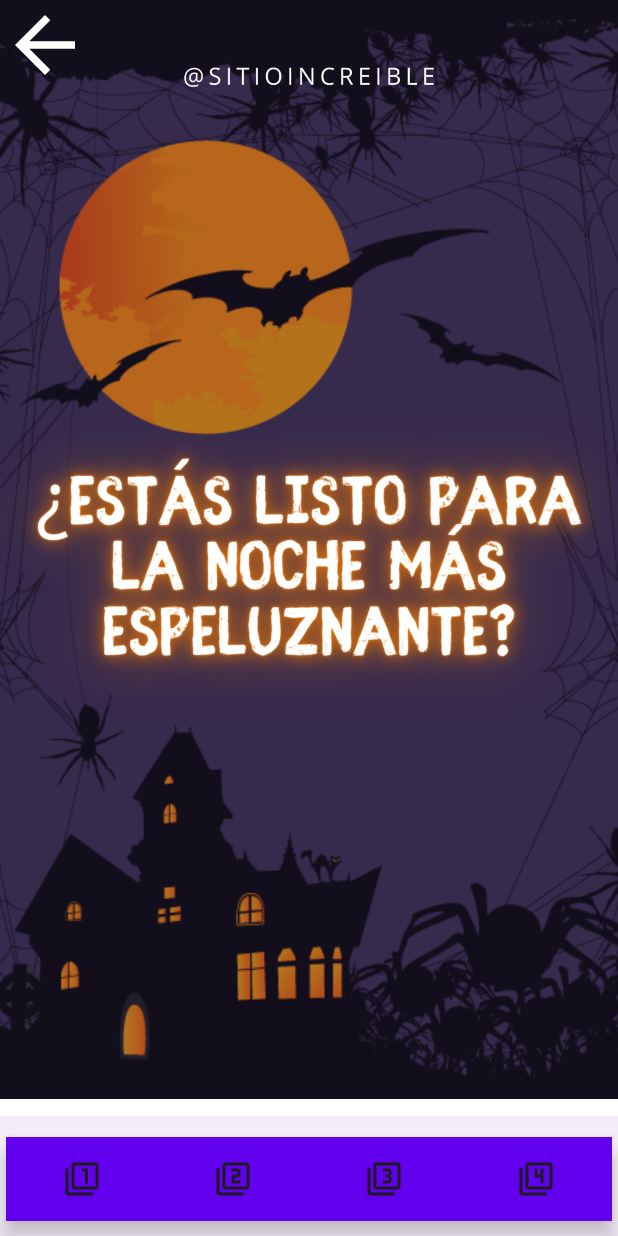
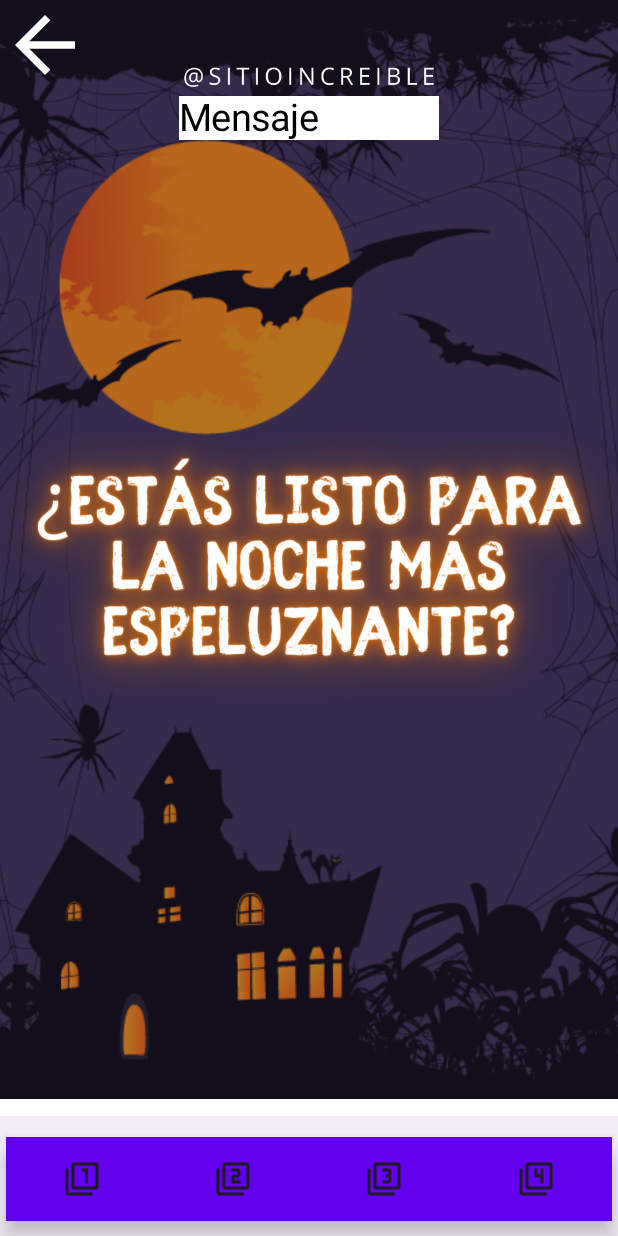
Before and after one commit to Jose-Prince/PPM2023-JAPM, an Android app built with Jetpack Compose: the Halloween screen opened directly, with no data from a screen before it, item 2 of the bottom bar chosen, on a phone screen of 412 x 824 dp. Run offline under Robolectric (Android 15) with nearby library versions, the phone set to English and light mode, and no system bars.

Commit message:
Diseño2 Halloween Completado

```diff
--- a/Laboratorio_3/app/src/main/java/com/example/laboratorio_3/screens/FragmentsHalloween/Diseño2H.kt
+++ b/Laboratorio_3/app/src/main/java/com/example/laboratorio_3/screens/FragmentsHalloween/Diseño2H.kt
@@ -1,13 +1,26 @@
 package com.example.laboratorio_3.screens.FragmentsHalloween
 
 import androidx.compose.foundation.Image
+import androidx.compose.foundation.background
 import androidx.compose.foundation.layout.Box
 import androidx.compose.foundation.layout.Column
 import androidx.compose.foundation.layout.fillMaxSize
+import androidx.compose.foundation.layout.padding
+import androidx.compose.foundation.text.BasicTextField
+import androidx.compose.material.LocalTextStyle
 import androidx.compose.material3.Text
 import androidx.compose.runtime.Composable
+import androidx.compose.runtime.getValue
+import androidx.compose.runtime.mutableStateOf
+import androidx.compose.runtime.remember
+import androidx.compose.runtime.setValue
+import androidx.compose.ui.Alignment
 import androidx.compose.ui.Modifier
+import androidx.compose.ui.graphics.Color
 import androidx.compose.ui.res.painterResource
+import androidx.compose.ui.tooling.preview.Preview
+import androidx.compose.ui.unit.dp
+import androidx.compose.ui.unit.sp
 import com.example.laboratorio_3.R
 
 @Composable
@@ -17,5 +30,43 @@ fun Diseño2() {
             painter = painterResource(id = R.drawable.halloween2),
             contentDescription = null
         )
+
+        Column (
+            modifier = Modifier
+                .fillMaxSize()
+                .padding(top = 64.dp),
+            horizontalAlignment = Alignment.CenterHorizontally
+        ) {
+            TextField2Message()
+        }
     }
 }
+
+@Preview
+@Composable
+fun Diseño2Preview() {
+    Diseño2()
+}
+
+@Composable
+fun TextField2Message() {
+    var text by remember { mutableStateOf("") }
+    Box (modifier = Modifier.fillMaxSize(),
+        contentAlignment = Alignment.TopCenter){
+        BasicTextField(
+            value = text,
+            onValueChange = { newText -> text = newText },
+            modifier = Modifier
+                .background(Color.White),
+            textStyle = LocalTextStyle.current.copy(
+                color = Color.Black,
+                fontSize = 25.sp),
+            decorationBox = {innerTextField ->
+                if (text.isEmpty())
+                    Text(text = "Mensaje",
+                        fontSize = 25.sp)
+                innerTextField.invoke()
+            }
+        )
+    }
+}
```
Also changed, not shown: Laboratorio_3/app/src/main/java/com/example/laboratorio_3/screens/FragmentsHalloween/Diseño3H.kt (+7 -0 lines), Laboratorio_3/app/src/main/java/com/example/laboratorio_3/screens/FragmentsHalloween/Diseño4H.kt (+7 -0 lines).
